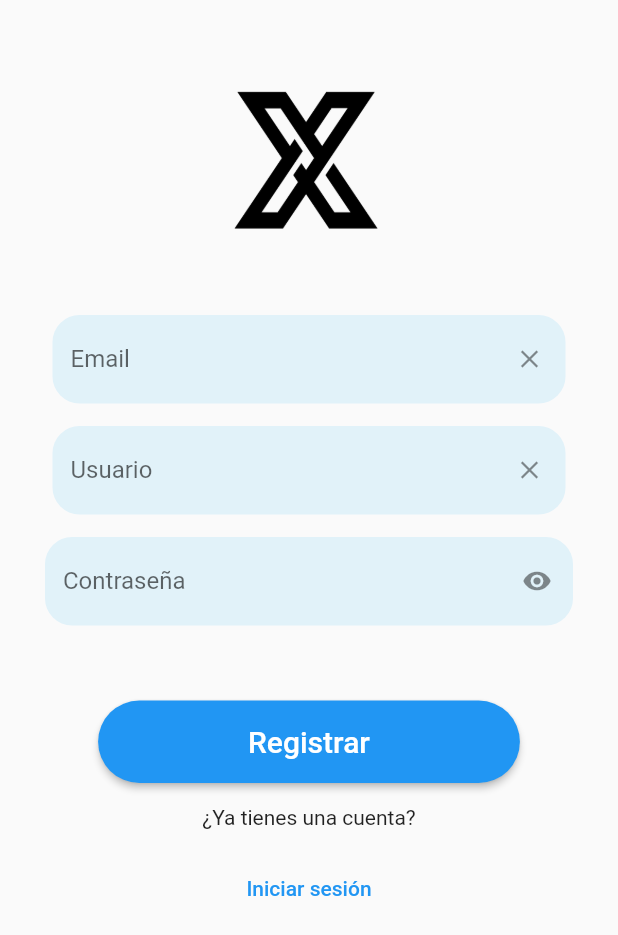
After one commit to LBanda/templateflutter, a Flutter app: the screen it shows after launch, after a tap on "Crear una nueva cuenta", on a phone screen of 412 x 824 dp. The commit adds this screen. Shown: the top 935 px of the screen. Run offline on Flutter 3.47's test engine with Material 2 defaults, Android fonts, the phone set to English and light mode, and no system bars; our stand-ins replace graphql_flutter; network calls fail.

Commit message:
register added

```diff
--- a/lib/views/login_page.dart
+++ b/lib/views/login_page.dart
@@ -1,4 +1,5 @@
 import 'package:flutter/material.dart';
+import 'package:flutter_template/views/register_page.dart';
 import 'package:flutter_template/widgets/fields/textfield.dart';
 import 'package:provider/provider.dart';
 
@@ -46,7 +47,7 @@ class _loginPageState extends State<loginPage> {
                   labelText: 'Password',
                   suffixIcon: IconButton(
                     icon: Icon(
-                      _obscureText ? Icons.visibility : Icons.visibility_off,
+                      _obscureText ? Icons.visibility : Icons.visibility_off, size: 20,
                     ),
                     onPressed: () {
                       setState(() {
@@ -69,6 +70,7 @@ class _loginPageState extends State<loginPage> {
                         'Por favor, complete todos los campos');
                     return;
                   }
+                  //Pueden agregar mas validaciones antes de pasar al back
 
                   authService.autenticando = true;
 
@@ -77,6 +79,8 @@ class _loginPageState extends State<loginPage> {
                   authService.autenticando = false;
 
                   if (loginOk) {
+                    usernameCrtl.clear();
+                    passwordCrtl.clear();
                     // ignore: use_build_context_synchronously
                     Navigator.push(
                       context,
@@ -93,6 +97,17 @@ class _loginPageState extends State<loginPage> {
                     .autenticando,
               ),
               const SizedBox(height: 15),
+              const Text('o'),
+              const SizedBox(height: 15,),
+              TextButton(
+                onPressed: () {
+                   Navigator.push(
+                      context,
+                      MaterialPageRoute(builder: (context) => const RegisterPage()),
+                    );
+                },
+                child: const Text('Crear una nueva cuenta'),
+              ),
             ],
           ),
         ),
--- /dev/null
+++ b/lib/views/register_page.dart
@@ -0,0 +1,127 @@
+import 'package:flutter/material.dart';
+import 'package:flutter_template/views/login_page.dart';
+import 'package:flutter_template/widgets/fields/textfield.dart';
+import 'package:provider/provider.dart';
+import '../services/auth_service.dart';
+import '../widgets/alerts/alerta_generica.dart';
+import '../widgets/buttons/button_register.dart';
+import '../widgets/fields/input_decorations.dart';
+
+class RegisterPage extends StatefulWidget {
+  const RegisterPage({super.key});
+
+  @override
+  State<StatefulWidget> createState() => _RegisterPageState();
+}
+
+class _RegisterPageState extends State<RegisterPage> {
+  final emailController = TextEditingController();
+  final usernameController = TextEditingController();
+  final passwordController = TextEditingController();
+  bool _obscureText = true;
+
+  @override
+  Widget build(BuildContext context) {
+    var authService = Provider.of<AuthService>(context);
+
+    return Scaffold(
+      body: SingleChildScrollView(
+        child: Container(
+          height: MediaQuery.of(context).size.height,
+          margin: const EdgeInsets.all(30),
+          child: Column(
+            children: [
+              Image.asset("assets/images/logo.png", height: 150,),
+              const SizedBox(height: 30),
+              TextFieldGeneric(
+                textController: emailController,
+                hintText: 'Email',
+                labelText: 'Email',
+                keyboardType: TextInputType.emailAddress,
+              ),
+              const SizedBox(height: 15),
+              TextFieldGeneric(
+                textController: usernameController,
+                hintText: 'Usuario',
+                labelText: 'Usuario',
+                keyboardType: TextInputType.name,
+              ),
+              const SizedBox(height: 15),
+              TextFormField(
+                controller: passwordController,
+                obscureText: _obscureText,
+                decoration: InputDecorations.authInputDecoration(
+                  hintText: 'Contraseña',
+                  labelText: 'Contraseña',
+                  suffixIcon: IconButton(
+                    icon: Icon(
+                      _obscureText ? Icons.visibility : Icons.visibility_off,
+                      size: 20,
+                    ),
+                    onPressed: () {
+                      setState(() {
+                        _obscureText = !_obscureText;
+                      });
+                    },
+                  ),
+                ),
+              ),
+              const SizedBox(
+                height: 50,
+              ),
+              MyRegisterButton(
+                onPressed: () async {
+                  final email = emailController.text.trim();
+                  final username = usernameController.text.trim();
+                  final password = passwordController.text.trim();
+
+                  if (email.isEmpty || username.isEmpty || password.isEmpty) {
+                    mostrarAlerta(
+                      context,
+                      'Campos vacíos',
+                      'Por favor, complete todos los campos',
+                    );
+                    return;
+                  }
+                  //Pueden agregar mas validaciones antes de pasar al back
+
+                  authService.autenticando = true;
+
+                  final registerOk = await authService.register(email, username, password);
+
+                  authService.autenticando = false;
+
+                  if (registerOk) {
+                    // ignore: use_build_context_synchronously
+                    Navigator.push(
+                      context,
+                      MaterialPageRoute(builder: (context) => const loginPage()),
+                    );
+                  } else {
+                    // ignore: use_build_context_synchronously
+                    mostrarAlerta(
+                      context,
+                      'Registro fallido',
+                      'No se pudo completar el registro',
+                    );
+                  }
+                },
+                enabled: !authService.autenticando,
+                loading: authService.autenticando,
+              ),
+              const SizedBox(height: 15),
+              const Text('¿Ya tienes una cuenta?'),
+              const SizedBox(height: 15),
+              TextButton(
+                onPressed: () {
+                  Navigator.of(context).pop();
+                },
+                child: const Text('Iniciar sesión'),
+              ),
+            ],
+          ),
+        ),
+      ),
+    );
+  }
+}
--- /dev/null
+++ b/lib/widgets/buttons/button_register.dart
@@ -0,0 +1,35 @@
+import 'package:flutter/material.dart';
+
+class MyRegisterButton extends StatelessWidget {
+  final Function onPressed;
+  final bool enabled;
+  final bool loading;
+
+  const MyRegisterButton(
+      {super.key,
+      required this.onPressed,
+      required this.enabled,
+      required this.loading});
+  @override
+  Widget build(BuildContext context) {
+    return ElevatedButton(
+      style: ElevatedButton.styleFrom(
+        foregroundColor: Colors.grey.withOpacity(0.5), backgroundColor: Colors.blue, shape: const StadiumBorder(),
+        padding: const EdgeInsets.symmetric(vertical: 16, horizontal: 100),
+      ),
+      onPressed: enabled ? () => onPressed() : null,
+      child: loading
+          ? const SizedBox(
+              height: 20,
+              width: 20,
+              child: CircularProgressIndicator(
+                valueColor: AlwaysStoppedAnimation<Color>(Colors.white),
+              ),
+            )
+          : const Text(
+              "Registrar",
+              style: TextStyle(fontSize: 20, color: Colors.white),
+            ),
+    );
+  }
+}
--- a/pubspec.yaml
+++ b/pubspec.yaml
@@ -32,10 +32,6 @@ dependencies:
     sdk: flutter
   provider: ^6.0.5
   graphql: ^5.1.3
-
-
-  # The following adds the Cupertino Icons font to your application.
-  # Use with the CupertinoIcons class for iOS style icons.
   cupertino_icons: ^1.0.2
   graphql_flutter: ^5.1.2
 
```
Also changed, not shown: lib/services/auth_service.dart (+40 -1 lines), lib/views/home_page.dart (+29 -2 lines), lib/widgets/sidebar.dart (added, +93 -0 lines), assets/images/profile-icon.jpg (added).
